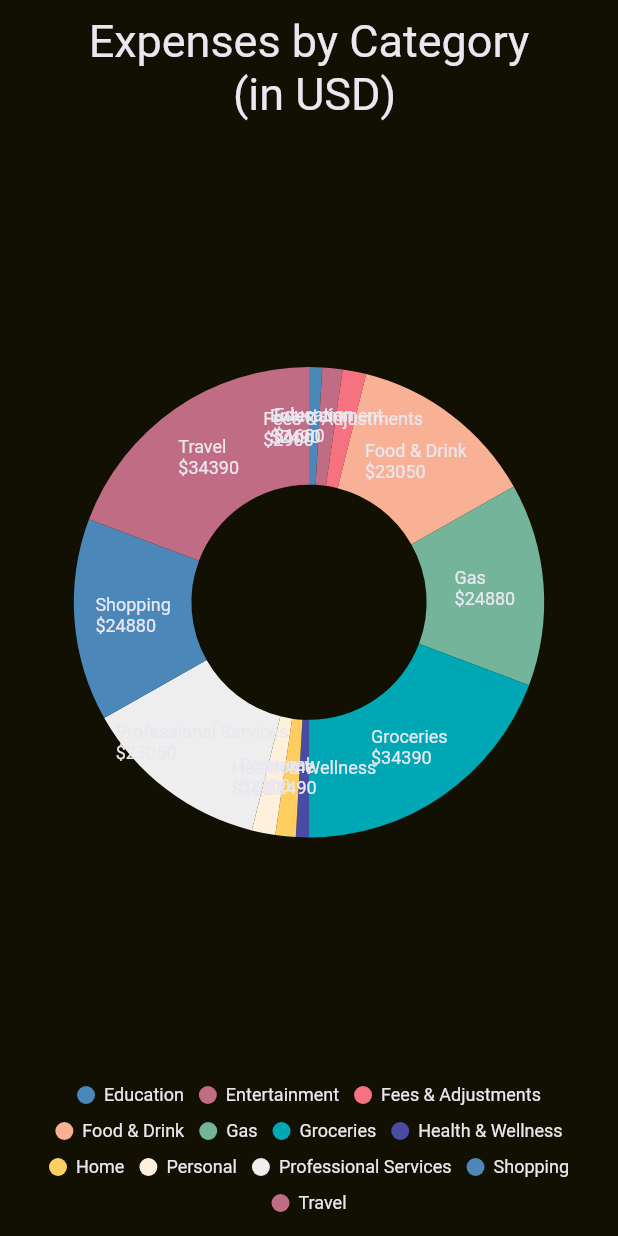
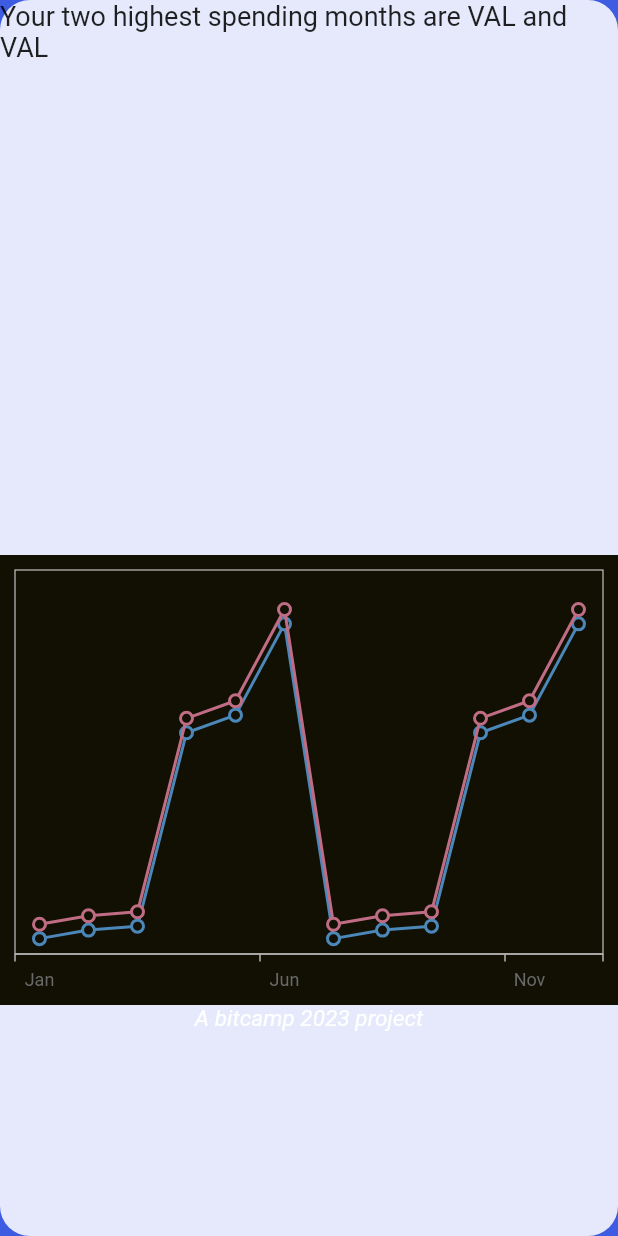
Before and after one commit to MericGit/TerpTally, a Flutter app: the HomeView screen opened by its route, after a tap on "Upload Bank Statement", on a phone screen of 412 x 824 dp. Run offline on Flutter 3.47's test engine with Material 2 defaults, Android fonts, the phone set to English and light mode, and no system bars; our stand-ins replace cloud_firestore, csv, file_picker, firebase_auth, firebase_core, google_sign_in and 2 more; accounts and stored records are empty.

Commit message:
Chart Views

```diff
--- a/lib/components/login_button.dart
+++ b/lib/components/login_button.dart
@@ -13,7 +13,7 @@ class LoginButton extends StatelessWidget {
         final FirebaseAuth auth = FirebaseAuth.instance;
         AuthService().signInWithGoogle();
         if (auth.currentUser != null) {
-          Navigator.of(context).push(
+          Navigator.of(context).pushReplacement(
             PageRouteBuilder(
               transitionDuration: const Duration(milliseconds: 600),
               pageBuilder: (context, animation, secondaryAnimation) =>
--- /dev/null
+++ b/lib/components/text_widget.dart
@@ -0,0 +1,38 @@
+import 'package:flutter/material.dart';
+
+class DataText extends StatelessWidget {
+  final int page;
+
+  const DataText({Key? key, required this.page}) : super(key: key);
+  @override
+  Widget build(BuildContext context) {
+    switch (page) {
+      case 0:
+        return Column(
+          children: const [
+            SizedBox(
+              height: 50,
+              child: Text(
+                'Your two highest spending months are VAL and VAL',
+                style: TextStyle(fontSize: 18),
+              ),
+            ),
+          ],
+        );
+      case 1:
+        return Column(
+          children: const [
+            SizedBox(
+              height: 50,
+              child: Text(
+                'Compared to the average American you spend x% more on food',
+                style: TextStyle(fontSize: 18),
+              ),
+            ),
+          ],
+        );
+      default:
+        return const SizedBox.shrink();
+    }
+  }
+}
--- a/lib/components/upload_button.dart
+++ b/lib/components/upload_button.dart
@@ -1,10 +1,11 @@
 import 'package:flutter/material.dart';
 import 'package:noteapp/services/auth_services.dart';
 import 'package:noteapp/services/convert_file_service.dart';
-import 'package:noteapp/views/chart_view.dart';
-import 'package:noteapp/views/graph_view.dart';
+import 'package:noteapp/views/data_view.dart';
 import 'package:noteapp/views/home_view.dart';
 import 'package:noteapp/views/login_view.dart';
+import 'package:noteapp/views/year_bar_chart_view.dart';
+import 'package:noteapp/views/month_bar_chart_view.dart';
 
 import '../services/file_upload_service.dart';
 
@@ -15,11 +16,12 @@ class UploadButton extends StatelessWidget {
   Widget build(BuildContext context) {
     return InkWell(
       onTap: () async {
-        Navigator.of(context).push(
+        Navigator.of(context).pushReplacement(
           PageRouteBuilder(
             transitionDuration: const Duration(milliseconds: 600),
-            pageBuilder: (context, animation, secondaryAnimation) =>
-                const PieChart(title: 'title'),
+            pageBuilder: (context, animation, secondaryAnimation) => DataView(),
+            //const BarChart(title: 'title'),
+            //const PieChart(title: 'title'),
             transitionsBuilder:
                 (context, animation, secondaryAnimation, child) {
               return SlideTransition(
--- a/lib/services/convert_file_service.dart
+++ b/lib/services/convert_file_service.dart
@@ -25,10 +25,7 @@ class ConvertFileService {
 
     var startMonth = 12;
     var endMonth = 0;
-
-    // Get current user
     final User? user = FirebaseAuth.instance.currentUser;
-
     for (int i = 1; i < fields.length; i++) {
       var amount = fields[i][5];
       var category = fields[i][3];
@@ -40,7 +37,7 @@ class ConvertFileService {
 
       // check if a document with similar fields already exists
       if (fields[i][3] != "") {
-        QuerySnapshot snapshot = await firestore
+        var snapshot = await firestore
             .collection('transactions')
             .where('amount', isEqualTo: amount)
             .where('category', isEqualTo: category)
@@ -49,28 +46,24 @@ class ConvertFileService {
             .where('type', isEqualTo: type)
             .get();
 
-        if (snapshot.docs.length > 0) {
-          // Document already exists, do not add it again
-          continue;
-        }
-
-        // Add the document
-        var newDocRef = await firestore.collection('transactions').add({
+        if (snapshot.docs.isEmpty) {
+          // add the document
+          firestore.collection('transactions').add({
             'amount': amount,
             'category': category,
             'date': date,
             'desc': desc,
             'type': type
           });
-
-        // Add transaction reference to user's IndvTransactions field
-        if (user != null) {
-          var userDocRef = firestore.collection('Users').doc(user.email);
-          await userDocRef.update({
-            'IndvTransactions': FieldValue.arrayUnion([newDocRef])
-          });
+          var userDoc = firestore.collection('Users').doc(user?.email);
+          var cataTransactions = (await userDoc.get())['CateTransactions'];
+          if (cataTransactions.containsKey(category)) {
+            cataTransactions[category] += amount;
+          } else {
+            cataTransactions[category] = amount;
           }
-
+          await userDoc.update({'CateTransactions': cataTransactions});
+        }
         if (groupedTransactionsNum[fields[i][3]] == null) {
           groupedTransactionsNum[fields[i][3]] = 1;
           groupedTransactionsTotal[fields[i][3]] = 0 - fields[i][5];
--- a/lib/views/chart_view.dart
+++ /dev/null
@@ -1,87 +0,0 @@
-import 'package:flutter/material.dart';
-import 'package:syncfusion_flutter_charts/charts.dart';
-
-class PieChart extends StatefulWidget {
-  const PieChart({Key? key, required this.title}) : super(key: key);
-
-  final String title;
-
-  @override
-  PieChartState createState() => PieChartState();
-}
-
-class PieChartState extends State<PieChart> {
-  late List<ExpenseData> _chartData;
-  late TooltipBehavior _tooltipBehavior;
-
-  @override
-  void initState() {
-    _chartData = getChartData();
-    _tooltipBehavior = TooltipBehavior(enable: true);
-    super.initState();
-  }
-
-  @override
-  Widget build(BuildContext context) {
-    return SafeArea(
-        child: Scaffold(
-            backgroundColor: const Color(0xFF111003),
-            body: SfCircularChart(
-              title: ChartTitle(
-                  text: 'Expenses by Category \n (in USD)',
-                  textStyle:
-                      const TextStyle(color: Color(0xFFE9E7EF), fontSize: 30)),
-              legend: Legend(
-                  isVisible: true,
-                  overflowMode: LegendItemOverflowMode.wrap,
-                  textStyle:
-                      const TextStyle(color: Color(0xFFE9E7EF), fontSize: 12)),
-              tooltipBehavior: _tooltipBehavior,
-              series: <CircularSeries>[
-                DoughnutSeries<ExpenseData, String>(
-                  dataSource: _chartData,
-                  xValueMapper: (ExpenseData data, _) => data.type,
-                  yValueMapper: (ExpenseData data, _) =>
-                      int.parse(data.total.substring(1)),
-                  dataLabelMapper: (ExpenseData data, _) =>
-                      (data.type + "\n" + data.total),
-                  dataLabelSettings: const DataLabelSettings(
-                      isVisible: true,
-                      labelAlignment: ChartDataLabelAlignment.top,
-                      overflowMode: OverflowMode.hide,
-                      connectorLineSettings: ConnectorLineSettings(width: 0),
-                      textStyle: TextStyle(color: Color(0xFFE9E7EF))),
-                  enableTooltip: true,
-                  animationDelay: 500,
-                  animationDuration: 2500,
-                )
-              ],
-            )));
-  }
-
-  List<ExpenseData> getChartData() {
-    final List<ExpenseData> chartData = [
-      ExpenseData('Education', "\$1600"),
-      ExpenseData('Entertainment', "\$2490"),
-      ExpenseData('Fees & Adjustments', "\$2900"),
-      ExpenseData('Food & Drink', "\$23050"),
-      ExpenseData('Gas', "\$24880"),
-      ExpenseData('Groceries', "\$34390"),
-      ExpenseData('Health & Wellness', "\$1600"),
-      ExpenseData('Home', "\$2490"),
-      ExpenseData('Personal', "\$2900"),
-      ExpenseData('Professional Services', "\$23050"),
-      ExpenseData('Shopping', "\$24880"),
-      ExpenseData('Travel', "\$34390"),
-    ];
-    return chartData;
-  }
-}
-
-class ExpenseData {
-  // Transaction Date,Post Date,Description,Category,Type,Amount,Memo
-  ExpenseData(this.type, this.total);
-  final String type;
-  final String total;
-  // final Color pointColor;
-}
--- /dev/null
+++ b/lib/views/data_view.dart
@@ -0,0 +1,115 @@
+import 'package:flutter/material.dart';
+import 'package:noteapp/views/year_bar_chart_view.dart';
+import 'package:noteapp/views/month_bar_chart_view.dart';
+import 'package:noteapp/components/text_widget.dart';
+import 'package:noteapp/views/pie_chart_view.dart';
+
+class DataView extends StatefulWidget {
+  const DataView({super.key});
+  @override
+  DataViewState createState() => DataViewState();
+}
+
+class DataViewState extends State<DataView> {
+  PageController pageController = PageController(
+    initialPage: 0,
+    viewportFraction: 1,
+  );
+  int currentPage = 0;
+
+  Widget buildDataPage(String title, Color color, bool active) {
+    final double blur = active ? 0 : 80;
+    //final double offset = active ? 0 : 0;
+    //  final double top = active ? 25 : 50;
+    final Widget chart;
+    final Widget textData;
+    switch (currentPage) {
+      case 0:
+        chart = MonthBarChart(title: title);
+        break;
+      case 1:
+        chart = YearBarChart(title: title);
+        break;
+      case 2:
+        chart = PieChart(title: title);
+        break;
+      default:
+        chart = MonthBarChart(title: title);
+    }
+    textData = DataText(page: currentPage);
+
+    return AnimatedContainer(
+      duration: const Duration(milliseconds: 500),
+      curve: Curves.easeOutQuint,
+      decoration: BoxDecoration(
+        borderRadius: BorderRadius.circular(20),
+        boxShadow: [
+          BoxShadow(
+            color: const Color.fromARGB(221, 255, 255, 255),
+            blurRadius: blur,
+            // offset: Offset(offset, offset),
+          ),
+        ],
+      ),
+      child: Column(
+        children: [
+          textData,
+          const SizedBox(height: 320),
+          chart,
+          const Text(
+            "A bitcamp 2023 project",
+            style: TextStyle(
+              color: Colors.white,
+              fontSize: 15,
+              fontStyle: FontStyle.italic,
+            ),
+          )
+        ],
+      ),
+    );
+  }
+
+  @override
+  void initState() {
+    super.initState();
+    currentPage = pageController.initialPage;
+    pageController.addListener(() {
+      setState(() {
+        currentPage = pageController.page?.round() ?? 0;
+      });
+    });
+  }
+
+  @override
+  void dispose() {
+    pageController.dispose();
+    super.dispose();
+  }
+
+  @override
+  Widget build(BuildContext context) {
+    return Scaffold(
+      backgroundColor: const Color.fromARGB(255, 62, 92, 225),
+      body: Column(
+        mainAxisAlignment: MainAxisAlignment.center,
+        children: [
+          Expanded(
+            child: PageView(
+              controller: pageController,
+              onPageChanged: (index) {
+                setState(() {
+                  currentPage = index;
+                });
+              },
+              children: [
+                buildDataPage('Page 1', Colors.blue, currentPage == 0),
+                buildDataPage('Page 2', Colors.green, currentPage == 1),
+                buildDataPage('Page 3', Colors.red, currentPage == 2),
+              ],
+            ),
+          ),
+        ],
+      ),
+    );
+  }
+}
--- /dev/null
+++ b/lib/views/month_bar_chart_view.dart
@@ -0,0 +1,95 @@
+import 'package:flutter/material.dart';
+import 'package:syncfusion_flutter_charts/charts.dart';
+import 'package:intl/intl.dart';
+
+class MonthBarChart extends StatefulWidget {
+  const MonthBarChart({Key? key, required this.title}) : super(key: key);
+
+  final String title;
+
+  @override
+  MonthBarChartState createState() => MonthBarChartState();
+}
+
+class MonthBarChartState extends State<MonthBarChart> {
+  late TooltipBehavior _tooltipBehavior;
+
+  @override
+  void initState() {
+    _tooltipBehavior = TooltipBehavior(enable: true);
+    super.initState();
+  }
+
+  @override
+  Widget build(BuildContext context) {
+    return SfCartesianChart(
+      backgroundColor: const Color(0xFF111003),
+      isTransposed: false,
+      tooltipBehavior: _tooltipBehavior,
+      borderWidth: 0,
+      enableAxisAnimation: true,
+      primaryXAxis: CategoryAxis(
+        majorGridLines: MajorGridLines(width: 0),
+      ),
+      primaryYAxis: NumericAxis(isVisible: false),
+      series: <ChartSeries<ExpenseData, String>>[
+        LineSeries<ExpenseData, String>(
+          // Binding the chartData to the dataSource of the bar series.
+          dataSource: chartData,
+          xValueMapper: (ExpenseData data, _) => data.month.substring(0, 3),
+          yValueMapper: (ExpenseData data, _) =>
+              int.parse(data.spending.substring(1)),
+          dataLabelSettings: const DataLabelSettings(
+            isVisible: false,
+          ),
+          enableTooltip: true,
+          animationDelay: 500,
+          animationDuration: 2500,
+          markerSettings: const MarkerSettings(
+              isVisible: true,
+              color: Color(0xFF111003),
+              shape: DataMarkerType.circle),
+        ),
+        LineSeries<ExpenseData, String>(
+          // Binding the chartData to the dataSource of the bar series.
+          dataSource: chartData,
+          xValueMapper: (ExpenseData data, _) => data.month.substring(0, 3),
+          yValueMapper: (ExpenseData data, _) =>
+              int.parse(data.spending.substring(1)) + 1500,
+          dataLabelSettings: const DataLabelSettings(
+            isVisible: false,
+          ),
+          enableTooltip: true,
+          animationDelay: 500,
+          animationDuration: 2500,
+          markerSettings: MarkerSettings(
+              isVisible: true,
+              color: Color(0xFF111003),
+              shape: DataMarkerType.diamond),
+        )
+      ],
+    );
+  }
+
+  //Initialize the data source
+  List<ExpenseData> chartData = <ExpenseData>[
+    ExpenseData('January', "\$1600"),
+    ExpenseData('February', "\$2490"),
+    ExpenseData('March', "\$2900"),
+    ExpenseData('April', "\$23050"),
+    ExpenseData('May', "\$24880"),
+    ExpenseData('June', "\$34390"),
+    ExpenseData('July', "\$1600"),
+    ExpenseData('August', "\$2490"),
+    ExpenseData('September', "\$2900"),
+    ExpenseData('October', "\$23050"),
+    ExpenseData('November', "\$24880"),
+    ExpenseData('December', "\$34390"),
+  ];
+}
+
+class ExpenseData {
+  ExpenseData(this.month, this.spending);
+  final String month;
+  final String spending;
+}
```
Also changed, not shown: lib/main.dart (+8 -2 lines), lib/services/data_download_service.dart (added, +46 -0 lines), lib/views/pie_chart_view.dart (added, +76 -0 lines), lib/views/year_bar_chart_view.dart (added, +57 -0 lines). Lines whose indentation alone changed are shown as unchanged.
